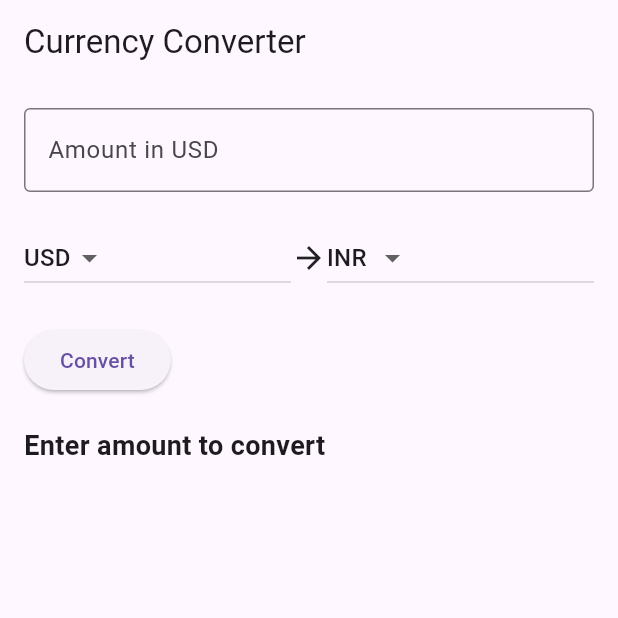
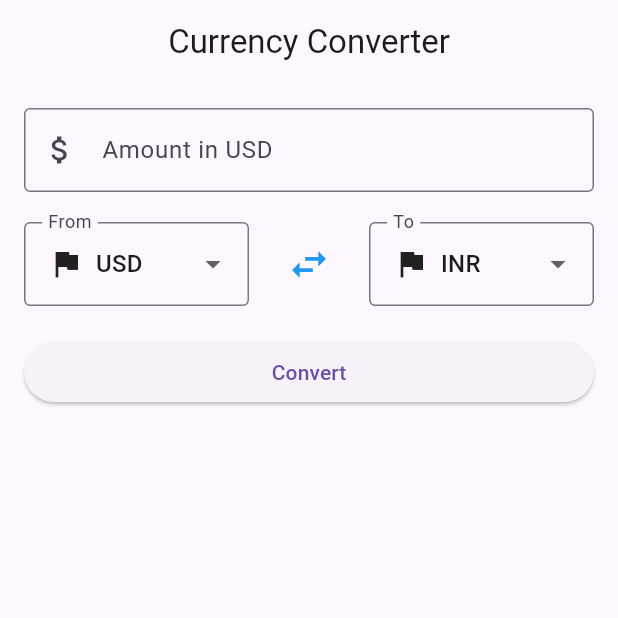
Before and after one commit to alienx5499/currency_converter_app, a Flutter app: the screen it shows after launch, on a phone screen of 412 x 824 dp, the top half of it. Run offline on Flutter 3.47's test engine with Material 3 defaults, Android fonts, the phone set to English and light mode, and no system bars.

Commit message:
Updated currency converter app

```diff
--- a/lib/main.dart
+++ b/lib/main.dart
@@ -1,4 +1,6 @@
 import 'package:flutter/material.dart';
+import 'dart:convert';
+import 'package:http/http.dart' as http;
 
 void main() {
   runApp(MyApp());
@@ -29,25 +31,75 @@ class _CurrencyConverterScreenState extends State<CurrencyConverterScreen> {
   TextEditingController _amountController = TextEditingController();
 
   double? _convertedAmount;
+  bool _isLoading = false;
 
-  // Example function to simulate API call
+  // Replace with your API key
+  final String apiKey = 'b156727b27439b14ed0e627647c0a9c5';
+  final String apiBaseUrl = 'https://api.exchangerate.host/convert';
+
   Future<double> fetchConversionRate(String from, String to) async {
-    // Simulate network latency
-    await Future.delayed(Duration(seconds: 1));
-    return 75.0; // Mock exchange rate (1 USD = 75 INR)
+    final String apiKey = '2976ca78c69a7e7854c7e3a4';
+    final Uri apiUrl =
+    Uri.parse('https://v6.exchangerate-api.com/v6/$apiKey/latest/$from');
+
+    try {
+      final response = await http.get(apiUrl);
+      if (response.statusCode == 200) {
+        final data = jsonDecode(response.body);
+        if (data['result'] == 'success') {
+          return data['conversion_rates'][to];
+        } else {
+          throw Exception('Error from API: ${data['error-type']}');
+        }
+      } else {
+        throw Exception(
+            'Failed to fetch conversion rate. Status: ${response.statusCode}');
+      }
+    } catch (e) {
+      throw Exception('Error fetching conversion rate: $e');
+    }
   }
 
   void _convertCurrency() async {
-    if (_amountController.text.isEmpty || double.tryParse(_amountController.text) == null) {
+    if (_amountController.text.isEmpty ||
+        double.tryParse(_amountController.text) == null) {
       ScaffoldMessenger.of(context).showSnackBar(
-        SnackBar(content: Text('Please enter a valid number.')),
+        SnackBar(
+          content: Text('Please enter a valid number.'),
+          backgroundColor: Colors.red,
+        ),
       );
       return;
     }
 
-    double rate = await fetchConversionRate(_fromCurrency!, _toCurrency!);
     setState(() {
-      _convertedAmount = double.parse(_amountController.text) * rate;
+      _isLoading = true;
+    });
+
+    try {
+      double rate = await fetchConversionRate(_fromCurrency!, _toCurrency!);
+      setState(() {
+        _convertedAmount = double.parse(_amountController.text) * rate;
+        _isLoading = false;
+      });
+    } catch (e) {
+      setState(() {
+        _isLoading = false;
+      });
+      ScaffoldMessenger.of(context).showSnackBar(
+        SnackBar(
+          content: Text('Error: Unable to fetch conversion rate.'),
+          backgroundColor: Colors.red,
+        ),
+      );
+    }
+  }
+
+  void _swapCurrencies() {
+    setState(() {
+      final temp = _fromCurrency;
+      _fromCurrency = _toCurrency;
+      _toCurrency = temp;
     });
   }
 
@@ -56,6 +108,7 @@ class _CurrencyConverterScreenState extends State<CurrencyConverterScreen> {
     return Scaffold(
       appBar: AppBar(
         title: Text('Currency Converter'),
+        centerTitle: true,
       ),
       body: Padding(
         padding: const EdgeInsets.all(16.0),
@@ -67,6 +120,7 @@ class _CurrencyConverterScreenState extends State<CurrencyConverterScreen> {
               decoration: InputDecoration(
                 labelText: 'Amount in $_fromCurrency',
                 border: OutlineInputBorder(),
+                prefixIcon: Icon(Icons.attach_money),
               ),
               keyboardType: TextInputType.number,
             ),
@@ -74,12 +128,18 @@ class _CurrencyConverterScreenState extends State<CurrencyConverterScreen> {
             Row(
               children: [
                 Expanded(
-                  child: DropdownButton<String>(
+                  child: DropdownButtonFormField<String>(
                     value: _fromCurrency,
                     items: ['USD', 'EUR', 'INR', 'GBP'].map((String value) {
                       return DropdownMenuItem<String>(
                         value: value,
-                        child: Text(value),
+                        child: Row(
+                          children: [
+                            Icon(Icons.flag),
+                            SizedBox(width: 8),
+                            Text(value),
+                          ],
+                        ),
                       );
                     }).toList(),
                     onChanged: (newValue) {
@@ -87,16 +147,31 @@ class _CurrencyConverterScreenState extends State<CurrencyConverterScreen> {
                         _fromCurrency = newValue;
                       });
                     },
+                    decoration: InputDecoration(
+                      labelText: 'From',
+                      border: OutlineInputBorder(),
+                    ),
                   ),
                 ),
-                Icon(Icons.arrow_forward),
+                SizedBox(width: 16),
+                IconButton(
+                  icon: Icon(Icons.swap_horiz, size: 30, color: Colors.blue),
+                  onPressed: _swapCurrencies,
+                ),
+                SizedBox(width: 16),
                 Expanded(
-                  child: DropdownButton<String>(
+                  child: DropdownButtonFormField<String>(
                     value: _toCurrency,
                     items: ['USD', 'EUR', 'INR', 'GBP'].map((String value) {
                       return DropdownMenuItem<String>(
                         value: value,
-                        child: Text(value),
+                        child: Row(
+                          children: [
+                            Icon(Icons.flag),
+                            SizedBox(width: 8),
+                            Text(value),
+                          ],
+                        ),
                       );
                     }).toList(),
                     onChanged: (newValue) {
@@ -104,22 +179,59 @@ class _CurrencyConverterScreenState extends State<CurrencyConverterScreen> {
                         _toCurrency = newValue;
                       });
                     },
+                    decoration: InputDecoration(
+                      labelText: 'To',
+                      border: OutlineInputBorder(),
+                    ),
                   ),
                 ),
               ],
             ),
             SizedBox(height: 20),
-            ElevatedButton(
-              onPressed: _convertCurrency,
-              child: Text('Convert'),
+            SizedBox(
+              width: double.infinity,
+              child: ElevatedButton(
+                onPressed: _isLoading ? null : _convertCurrency,
+                child: _isLoading
+                    ? CircularProgressIndicator(
+                  color: Colors.white,
+                )
+                    : Text('Convert'),
+              ),
             ),
             SizedBox(height: 20),
-            Text(
-              _convertedAmount == null
-                  ? 'Enter amount to convert'
-                  : 'Converted Amount: ${_convertedAmount!.toStringAsFixed(2)} $_toCurrency',
-              style: TextStyle(fontSize: 18, fontWeight: FontWeight.bold),
-            ),
+            if (_convertedAmount != null)
+              Center(
+                child: Container(
+                  padding: EdgeInsets.all(16),
+                  decoration: BoxDecoration(
+                    color: Colors.blue.shade50,
+                    borderRadius: BorderRadius.circular(8),
+                  ),
+                  child: Column(
+                    mainAxisSize: MainAxisSize.min,
+                    children: [
+                      Text(
+                        'Converted Amount',
+                        style: TextStyle(
+                          fontSize: 18,
+                          fontWeight: FontWeight.bold,
+                          color: Colors.blue,
+                        ),
+                      ),
+                      SizedBox(height: 8),
+                      Text(
+                        '${_convertedAmount!.toStringAsFixed(2)} $_toCurrency',
+                        style: TextStyle(
+                          fontSize: 24,
+                          fontWeight: FontWeight.bold,
+                          color: Colors.black87,
+                        ),
+                      ),
+                    ],
+                  ),
+                ),
+              ),
           ],
         ),
       ),
```
Also changed, not shown: pubspec.yaml (+20 -32 lines), pubspec.lock.
